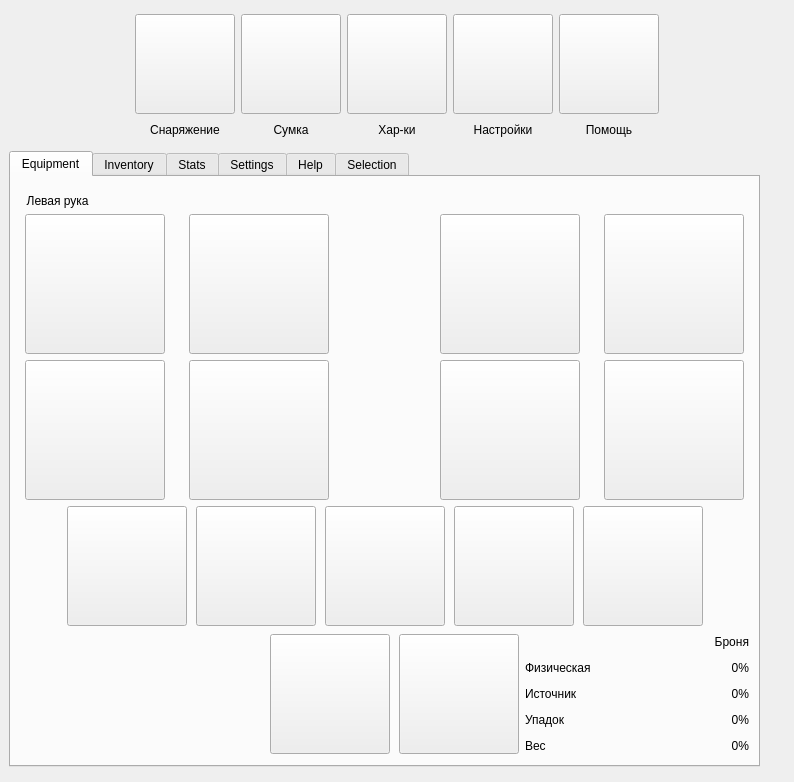
This is mainwindow.ui in lDeathlWhisperl/TLHoN_SE as Qt 5 draws it before an edit. The edited form follows.
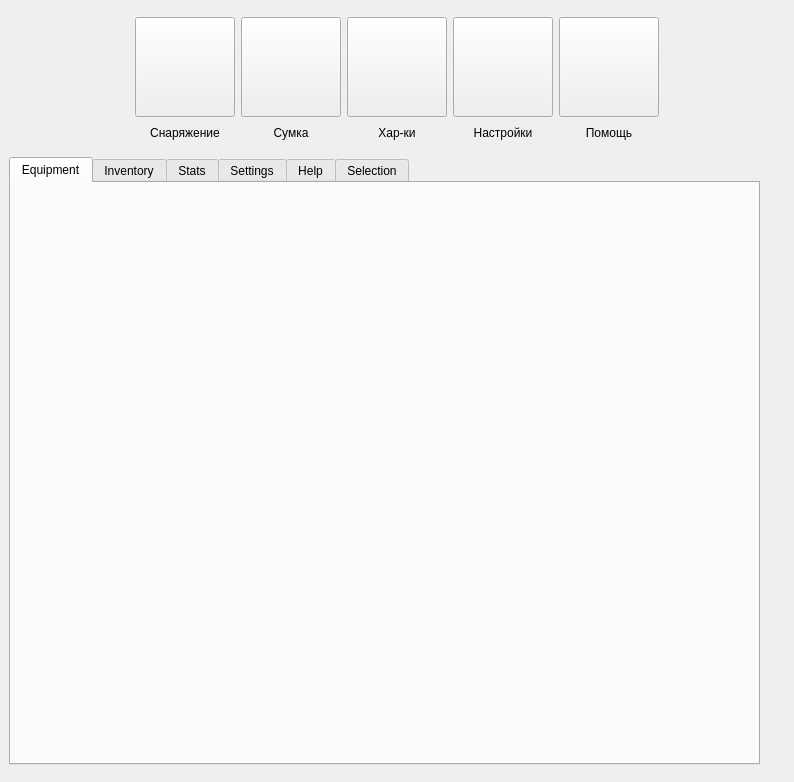
This is the edited form. The open tabs and pages were chosen to show the change. Icons and pictures are not drawn.

Diff of the .ui file:
```diff
--- a/mainwindow.ui
+++ b/mainwindow.ui
@@ -336,687 +336,7 @@
        </attribute>
        <layout class="QVBoxLayout" name="verticalLayout_12">
         <item>
-         <widget class="QLabel" name="label">
-          <property name="minimumSize">
-           <size>
-            <width>0</width>
-            <height>20</height>
-           </size>
-          </property>
-          <property name="text">
-           <string>  Левая рука</string>
-          </property>
-          <property name="alignment">
-           <set>Qt::AlignmentFlag::AlignBottom|Qt::AlignmentFlag::AlignLeading|Qt::AlignmentFlag::AlignLeft</set>
-          </property>
-         </widget>
-        </item>
-        <item>
-         <layout class="QHBoxLayout" name="horizontalLayout_2">
-          <item>
-           <layout class="QVBoxLayout" name="verticalLayout_9">
-            <item>
-             <widget class="QPushButton" name="btn_lefthand_1">
-              <property name="sizePolicy">
-               <sizepolicy hsizetype="Minimum" vsizetype="Minimum">
-                <horstretch>0</horstretch>
-                <verstretch>0</verstretch>
-               </sizepolicy>
-              </property>
-              <property name="minimumSize">
-               <size>
-                <width>140</width>
-                <height>140</height>
-               </size>
-              </property>
-              <property name="maximumSize">
-               <size>
-                <width>140</width>
-                <height>140</height>
-               </size>
-              </property>
-              <property name="styleSheet">
-               <string notr="true"/>
-              </property>
-              <property name="text">
-               <string/>
-              </property>
-             </widget>
-            </item>
-            <item>
-             <widget class="QPushButton" name="btn_helm">
-              <property name="sizePolicy">
-               <sizepolicy hsizetype="Minimum" vsizetype="Minimum">
-                <horstretch>0</horstretch>
-                <verstretch>0</verstretch>
-               </sizepolicy>
-              </property>
-              <property name="minimumSize">
-               <size>
-                <width>140</width>
-                <height>140</height>
-               </size>
-              </property>
-              <property name="maximumSize">
-               <size>
-                <width>140</width>
-                <height>140</height>
-               </size>
-              </property>
-              <property name="styleSheet">
-               <string notr="true"/>
-              </property>
-              <property name="text">
-               <string/>
-              </property>
-             </widget>
-            </item>
-           </layout>
-          </item>
-          <item>
-           <spacer name="horizontalSpacer_11">
-            <property name="orientation">
-             <enum>Qt::Orientation::Horizontal</enum>
-            </property>
-            <property name="sizeType">
-             <enum>QSizePolicy::Policy::Fixed</enum>
-            </property>
-            <property name="sizeHint" stdset="0">
-             <size>
-              <width>13</width>
-              <height>20</height>
-             </size>
-            </property>
-           </spacer>
-          </item>
-          <item>
-           <layout class="QVBoxLayout" name="verticalLayout_7">
-            <item>
-             <widget class="QPushButton" name="btn_lefthand_2">
-              <property name="minimumSize">
-               <size>
-                <width>140</width>
-                <height>140</height>
-               </size>
-              </property>
-              <property name="maximumSize">
-               <size>
-                <width>140</width>
-                <height>140</height>
-               </size>
-              </property>
-              <property name="styleSheet">
-               <string notr="true"/>
-              </property>
-              <property name="text">
-               <string/>
-              </property>
-             </widget>
-            </item>
-            <item>
-             <widget class="QPushButton" name="btn_torso">
-              <property name="minimumSize">
-               <size>
-                <width>140</width>
-                <height>140</height>
-               </size>
-              </property>
-              <property name="maximumSize">
-               <size>
-                <width>140</width>
-                <height>140</height>
-               </size>
-              </property>
-              <property name="styleSheet">
-               <string notr="true"/>
-              </property>
-              <property name="text">
-               <string/>
-              </property>
-             </widget>
-            </item>
-           </layout>
-          </item>
-          <item>
-           <spacer name="horizontalSpacer_3">
-            <property name="orientation">
-             <enum>Qt::Orientation::Horizontal</enum>
-            </property>
-            <property name="sizeType">
-             <enum>QSizePolicy::Policy::Minimum</enum>
-            </property>
-            <property name="sizeHint" stdset="0">
-             <size>
-              <width>100</width>
-              <height>280</height>
-             </size>
-            </property>
-           </spacer>
-          </item>
-          <item>
-           <layout class="QVBoxLayout" name="verticalLayout_8">
-            <item>
-             <widget class="QPushButton" name="btn_righthand_1">
-              <property name="minimumSize">
-               <size>
-                <width>140</width>
-                <height>140</height>
-               </size>
-              </property>
-              <property name="maximumSize">
-               <size>
-                <width>140</width>
-                <height>140</height>
-               </size>
-              </property>
-              <property name="styleSheet">
-               <string notr="true"/>
-              </property>
-              <property name="text">
-               <string/>
-              </property>
-             </widget>
-            </item>
-            <item>
-             <widget class="QPushButton" name="btn_arms">
-              <property name="minimumSize">
-               <size>
-                <width>140</width>
-                <height>140</height>
-               </size>
-              </property>
-              <property name="maximumSize">
-               <size>
-                <width>140</width>
-                <height>140</height>
-               </size>
-              </property>
-              <property name="text">
-               <string/>
-              </property>
-             </widget>
-            </item>
-           </layout>
-          </item>
-          <item>
-           <spacer name="horizontalSpacer_13">
-            <property name="orientation">
-             <enum>Qt::Orientation::Horizontal</enum>
-            </property>
-            <property name="sizeType">
-             <enum>QSizePolicy::Policy::Fixed</enum>
-            </property>
-            <property name="sizeHint" stdset="0">
-             <size>
-              <width>13</width>
-              <height>20</height>
-             </size>
-            </property>
-           </spacer>
-          </item>
-          <item>
-           <layout class="QVBoxLayout" name="verticalLayout_10">
-            <item>
-             <widget class="QPushButton" name="btn_righthand_2">
-              <property name="minimumSize">
-               <size>
-                <width>140</width>
-                <height>140</height>
-               </size>
-              </property>
-              <property name="maximumSize">
-               <size>
-                <width>140</width>
-                <height>140</height>
-               </size>
-              </property>
-              <property name="styleSheet">
-               <string notr="true"/>
-              </property>
-              <property name="text">
-               <string/>
-              </property>
-             </widget>
-            </item>
-            <item>
-             <widget class="QPushButton" name="btn_legs">
-              <property name="minimumSize">
-               <size>
-                <width>140</width>
-                <height>140</height>
-               </size>
-              </property>
-              <property name="maximumSize">
-               <size>
-                <width>140</width>
-                <height>140</height>
-               </size>
-              </property>
-              <property name="text">
-               <string/>
-              </property>
-             </widget>
-            </item>
-           </layout>
-          </item>
-         </layout>
-        </item>
-        <item>
-         <layout class="QHBoxLayout" name="horizontalLayout_4">
-          <property name="spacing">
-           <number>6</number>
-          </property>
-          <property name="leftMargin">
-           <number>0</number>
-          </property>
-          <property name="rightMargin">
-           <number>0</number>
-          </property>
-          <item>
-           <spacer name="horizontalSpacer_6">
-            <property name="orientation">
-             <enum>Qt::Orientation::Horizontal</enum>
-            </property>
-            <property name="sizeHint" stdset="0">
-             <size>
-              <width>40</width>
-              <height>20</height>
-             </size>
-            </property>
-           </spacer>
-          </item>
-          <item>
-           <widget class="QPushButton" name="btn_consumable_1">
-            <property name="minimumSize">
-             <size>
-              <width>120</width>
-              <height>120</height>
-             </size>
-            </property>
-            <property name="maximumSize">
-             <size>
-              <width>120</width>
-              <height>120</height>
-             </size>
-            </property>
-            <property name="text">
-             <string/>
-            </property>
-           </widget>
-          </item>
-          <item>
-           <spacer name="horizontalSpacer_5">
-            <property name="orientation">
-             <enum>Qt::Orientation::Horizontal</enum>
-            </property>
-            <property name="sizeType">
-             <enum>QSizePolicy::Policy::Fixed</enum>
-            </property>
-            <property name="sizeHint" stdset="0">
-             <size>
-              <width>3</width>
-              <height>20</height>
-             </size>
-            </property>
-           </spacer>
-          </item>
-          <item>
-           <widget class="QPushButton" name="btn_consumable_2">
-            <property name="minimumSize">
-             <size>
-              <width>120</width>
-              <height>120</height>
-             </size>
-            </property>
-            <property name="maximumSize">
-             <size>
-              <width>120</width>
-              <height>120</height>
-             </size>
-            </property>
-            <property name="text">
-             <string/>
-            </property>
-           </widget>
-          </item>
-          <item>
-           <spacer name="horizontalSpacer_7">
-            <property name="orientation">
-             <enum>Qt::Orientation::Horizontal</enum>
-            </property>
-            <property name="sizeType">
-             <enum>QSizePolicy::Policy::Fixed</enum>
-            </property>
-            <property name="sizeHint" stdset="0">
-             <size>
-              <width>3</width>
-              <height>20</height>
-             </size>
-            </property>
-           </spacer>
-          </item>
-          <item>
-           <widget class="QPushButton" name="btn_consumable_3">
-            <property name="minimumSize">
-             <size>
-              <width>120</width>
-              <height>120</height>
-             </size>
-            </property>
-            <property name="maximumSize">
-             <size>
-              <width>120</width>
-              <height>120</height>
-             </size>
-            </property>
-            <property name="text">
-             <string/>
-            </property>
-           </widget>
-          </item>
-          <item>
-           <spacer name="horizontalSpacer_8">
-            <property name="orientation">
-             <enum>Qt::Orientation::Horizontal</enum>
-            </property>
-            <property name="sizeType">
-             <enum>QSizePolicy::Policy::Fixed</enum>
-            </property>
-            <property name="sizeHint" stdset="0">
-             <size>
-              <width>3</width>
-              <height>20</height>
-             </size>
-            </property>
-           </spacer>
-          </item>
-          <item>
-           <widget class="QPushButton" name="btn_consumable_4">
-            <property name="minimumSize">
-             <size>
-              <width>120</width>
-              <height>120</height>
-             </size>
-            </property>
-            <property name="maximumSize">
-             <size>
-              <width>120</width>
-              <height>120</height>
-             </size>
-            </property>
-            <property name="text">
-             <string/>
-            </property>
-           </widget>
-          </item>
-          <item>
-           <spacer name="horizontalSpacer_9">
-            <property name="orientation">
-             <enum>Qt::Orientation::Horizontal</enum>
-            </property>
-            <property name="sizeType">
-             <enum>QSizePolicy::Policy::Fixed</enum>
-            </property>
-            <property name="sizeHint" stdset="0">
-             <size>
-              <width>3</width>
-              <height>20</height>
-             </size>
-            </property>
-           </spacer>
-          </item>
-          <item>
-           <widget class="QPushButton" name="btn_consumable_5">
-            <property name="minimumSize">
-             <size>
-              <width>120</width>
-              <height>120</height>
-             </size>
-            </property>
-            <property name="maximumSize">
-             <size>
-              <width>120</width>
-              <height>120</height>
-             </size>
-            </property>
-            <property name="text">
-             <string/>
-            </property>
-           </widget>
-          </item>
-          <item>
-           <spacer name="horizontalSpacer_10">
-            <property name="orientation">
-             <enum>Qt::Orientation::Horizontal</enum>
-            </property>
-            <property name="sizeHint" stdset="0">
-             <size>
-              <width>40</width>
-              <height>20</height>
-             </size>
-            </property>
-           </spacer>
-          </item>
-         </layout>
-        </item>
-        <item>
-         <layout class="QHBoxLayout" name="horizontalLayout_6">
-          <item>
-           <spacer name="horizontalSpacer_16">
-            <property name="orientation">
-             <enum>Qt::Orientation::Horizontal</enum>
-            </property>
-            <property name="sizeType">
-             <enum>QSizePolicy::Policy::Fixed</enum>
-            </property>
-            <property name="sizeHint" stdset="0">
-             <size>
-              <width>250</width>
-              <height>20</height>
-             </size>
-            </property>
-           </spacer>
-          </item>
-          <item>
-           <widget class="QPushButton" name="btn_rings_1">
-            <property name="minimumSize">
-             <size>
-              <width>120</width>
-              <height>120</height>
-             </size>
-            </property>
-            <property name="maximumSize">
-             <size>
-              <width>120</width>
-              <height>120</height>
-             </size>
-            </property>
-            <property name="text">
-             <string/>
-            </property>
-           </widget>
-          </item>
-          <item>
-           <spacer name="horizontalSpacer_15">
-            <property name="orientation">
-             <enum>Qt::Orientation::Horizontal</enum>
-            </property>
-            <property name="sizeType">
-             <enum>QSizePolicy::Policy::Fixed</enum>
-            </property>
-            <property name="sizeHint" stdset="0">
-             <size>
-              <width>3</width>
-              <height>20</height>
-             </size>
-            </property>
-           </spacer>
-          </item>
-          <item>
-           <widget class="QPushButton" name="btn_rings_2">
-            <property name="minimumSize">
-             <size>
-              <width>120</width>
-              <height>120</height>
-             </size>
-            </property>
-            <property name="maximumSize">
-             <size>
-              <width>120</width>
-              <height>120</height>
-             </size>
-            </property>
-            <property name="text">
-             <string/>
-            </property>
-           </widget>
-          </item>
-          <item>
-           <layout class="QGridLayout" name="gridLayout">
-            <item row="3" column="2">
-             <widget class="QLabel" name="label_12">
-              <property name="minimumSize">
-               <size>
-                <width>0</width>
-                <height>20</height>
-               </size>
-              </property>
-              <property name="text">
-               <string>0%</string>
-              </property>
-              <property name="alignment">
-               <set>Qt::AlignmentFlag::AlignRight|Qt::AlignmentFlag::AlignTrailing|Qt::AlignmentFlag::AlignVCenter</set>
-              </property>
-             </widget>
-            </item>
-            <item row="1" column="2">
-             <widget class="QLabel" name="label_8">
-              <property name="minimumSize">
-               <size>
-                <width>0</width>
-                <height>20</height>
-               </size>
-              </property>
-              <property name="text">
-               <string>0%</string>
-              </property>
-              <property name="alignment">
-               <set>Qt::AlignmentFlag::AlignRight|Qt::AlignmentFlag::AlignTrailing|Qt::AlignmentFlag::AlignVCenter</set>
-              </property>
-             </widget>
-            </item>
-            <item row="4" column="2">
-             <widget class="QLabel" name="label_13">
-              <property name="minimumSize">
-               <size>
-                <width>0</width>
-                <height>20</height>
-               </size>
-              </property>
-              <property name="text">
-               <string>0%</string>
-              </property>
-              <property name="alignment">
-               <set>Qt::AlignmentFlag::AlignRight|Qt::AlignmentFlag::AlignTrailing|Qt::AlignmentFlag::AlignVCenter</set>
-              </property>
-             </widget>
-            </item>
-            <item row="0" column="2">
-             <widget class="QLabel" name="l_armor">
-              <property name="minimumSize">
-               <size>
-                <width>0</width>
-                <height>20</height>
-               </size>
-              </property>
-              <property name="font">
-               <font>
-                <pointsize>9</pointsize>
-                <bold>false</bold>
-               </font>
-              </property>
-              <property name="text">
-               <string>Броня</string>
-              </property>
-              <property name="alignment">
-               <set>Qt::AlignmentFlag::AlignRight|Qt::AlignmentFlag::AlignTrailing|Qt::AlignmentFlag::AlignVCenter</set>
-              </property>
-             </widget>
-            </item>
-            <item row="2" column="0">
-             <widget class="QLabel" name="label_9">
-              <property name="minimumSize">
-               <size>
-                <width>0</width>
-                <height>20</height>
-               </size>
-              </property>
-              <property name="text">
-               <string>Источник</string>
-              </property>
-             </widget>
-            </item>
-            <item row="2" column="2">
-             <widget class="QLabel" name="label_11">
-              <property name="minimumSize">
-               <size>
-                <width>0</width>
-                <height>20</height>
-               </size>
-              </property>
-              <property name="text">
-               <string>0%</string>
-              </property>
-              <property name="alignment">
-               <set>Qt::AlignmentFlag::AlignRight|Qt::AlignmentFlag::AlignTrailing|Qt::AlignmentFlag::AlignVCenter</set>
-              </property>
-             </widget>
-            </item>
-            <item row="3" column="0">
-             <widget class="QLabel" name="label_10">
-              <property name="minimumSize">
-               <size>
-                <width>0</width>
-                <height>20</height>
-               </size>
-              </property>
-              <property name="text">
-               <string>Упадок</string>
-              </property>
-             </widget>
-            </item>
-            <item row="1" column="0">
-             <widget class="QLabel" name="label_7">
-              <property name="minimumSize">
-               <size>
-                <width>0</width>
-                <height>20</height>
-               </size>
-              </property>
-              <property name="text">
-               <string>Физическая</string>
-              </property>
-             </widget>
-            </item>
-            <item row="4" column="0">
-             <widget class="QLabel" name="label_14">
-              <property name="minimumSize">
-               <size>
-                <width>0</width>
-                <height>20</height>
-               </size>
-              </property>
-              <property name="text">
-               <string>Вес</string>
-              </property>
-              <property name="alignment">
-               <set>Qt::AlignmentFlag::AlignLeading|Qt::AlignmentFlag::AlignLeft|Qt::AlignmentFlag::AlignVCenter</set>
-              </property>
-             </widget>
-            </item>
-           </layout>
-          </item>
-         </layout>
+         <layout class="QVBoxLayout" name="vl_equipment_layout"/>
         </item>
        </layout>
       </widget>
```
Left out of the diff: 516 changed lines with no effect on the pictures.
